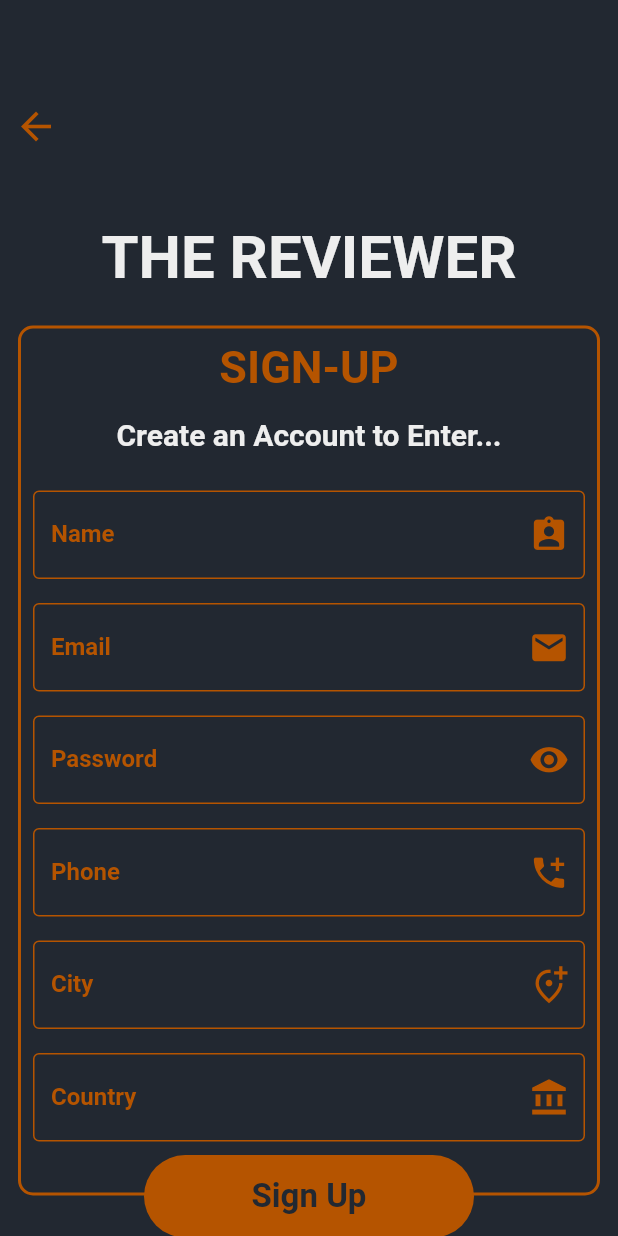
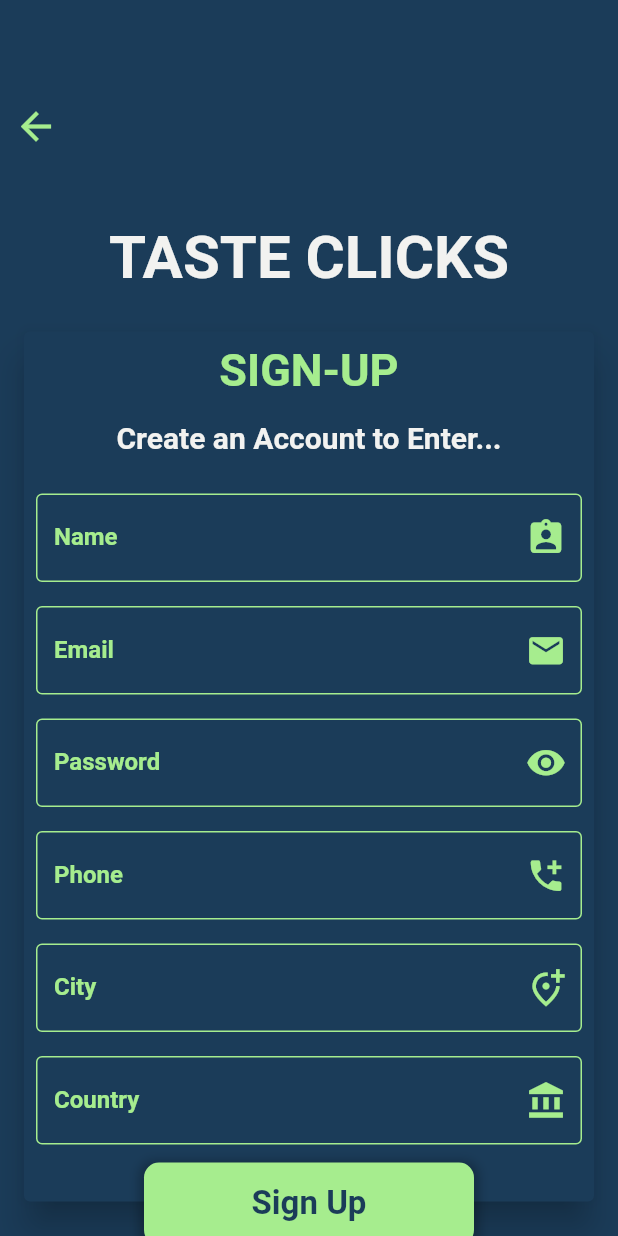
Before and after one commit to IIBTech007/review_app, a Flutter app: the screen it shows after launch, after a tap on "Sign-Up", on a phone screen of 412 x 824 dp. Run offline on Flutter 3.47's test engine with Material 2 defaults, Android fonts, the phone set to English and light mode, and no system bars; our stand-ins replace data_connection_checker, flushbar, get, get_it, image_picker, logger and 2 more; missing offline and left inert: ars_progress_dialog.

Commit message:
First Commit

```diff
--- a/lib/Screens/WelcomeScreen/SignUpScreen.dart
+++ b/lib/Screens/WelcomeScreen/SignUpScreen.dart
@@ -44,7 +44,7 @@ class _SignUpScreenState extends State<SignUpScreen> {
                       ),
                       SizedBox(height: 40,),
                       Text(
-                        'THE REVIEWER',
+                        'TASTE CLICKS',
                         style: new TextStyle(
                           fontSize: 40.0,
                           color: color4,
@@ -56,16 +56,21 @@ class _SignUpScreenState extends State<SignUpScreen> {
                       Center(
                         child: Padding(
                           padding: const EdgeInsets.all(12.0),
+                          child: Card(
+                            elevation: 10,
+                            color: color1,
                             child: Container(
+
                               width: 400,
                               height: 580,
                               decoration: BoxDecoration(
+
                                   borderRadius: BorderRadius.circular(10),
                                   //color: color3,
-                                border: Border.all(
-                                    color: color3,
-                                    width: 2
-                                )
+                                  // border: Border.all(
+                                  //     color: color3,
+                                  //     width: 0
+                                  // )
                               ),
                               child: Column(
                                 children: [
@@ -222,6 +227,7 @@ class _SignUpScreenState extends State<SignUpScreen> {
                               ),
                             ),
                           ),
+                        ),
 
                       ),
                       SizedBox(height: 60,),
@@ -263,7 +269,7 @@ class _SignUpScreenState extends State<SignUpScreen> {
                     ],
                   ),
                   Positioned(
-                    top: 765,
+                    top: 770,
                     left: 30,
                     right: 30,
                     child: Padding(
@@ -296,18 +302,26 @@ class _SignUpScreenState extends State<SignUpScreen> {
                             width: 220,
 
                             decoration: BoxDecoration(
-                              color: Color(0xffb55400),
+                              boxShadow: [
+                                BoxShadow(
+                                  color: Colors.black26.withOpacity(0.25),
+                                  spreadRadius: 3,
+                                  blurRadius: 5,
+                                  offset: Offset(0, 2), // changes position of shadow
+                                ),
+                              ],
+                              color: color3,
                               // gradient: new LinearGradient(
                               //     colors: [
                               //       Color(0xff222831), Color(0xff393e46)
                               //     ]
                               // ),
-                              borderRadius: BorderRadius.circular(40),
+                              borderRadius: BorderRadius.circular(10),
                               //border: Border.all(color: Color(0xfbb55400), width: 3)
                             ),
                             child: Center(
                               child: Text("Sign Up", style: TextStyle(
-                                color: Color(0xff222831),
+                                color: color1,
                                 fontWeight: FontWeight.bold,
                                 fontSize: 22,
                                 //foreground: Paint()..shader = linearGradient
--- a/lib/Screens/WelcomeScreen/SplashScreen.dart
+++ b/lib/Screens/WelcomeScreen/SplashScreen.dart
@@ -3,6 +3,7 @@ import 'package:flutter/cupertino.dart';
 import 'package:flutter/material.dart';
 import 'package:review_app/Screens/WelcomeScreen/NewLoginScreen.dart';
 import 'package:review_app/Screens/WelcomeScreen/SignUpScreen.dart';
+import 'package:review_app/components/colorConstants.dart';
 
 
 class SplashScreen extends StatefulWidget {
@@ -15,7 +16,7 @@ class _SplashScreenState extends State<SplashScreen> {
   Widget build(BuildContext context) {
     return Scaffold(
       body: Container(
-        color: Color(0xff222831),
+        color: color1,
         width: MediaQuery.of(context).size.width,
         height: MediaQuery.of(context).size.height,
         child: SingleChildScrollView(
@@ -23,10 +24,10 @@ class _SplashScreenState extends State<SplashScreen> {
             children: [
               SizedBox(height: 150,),
               Text(
-                'THE REVIEWER',
+                'TASTE CLICKS',
                 style: new TextStyle(
                   fontSize: 50.0,
-                  color: Color(0xfff6f5f5),
+                  color: color4,
                   fontWeight: FontWeight.bold,
                   //foreground: Paint()..shader = linearGradient2
                 ),
@@ -38,19 +39,31 @@ class _SplashScreenState extends State<SplashScreen> {
                   onTap: (){
                     Navigator.push(context, MaterialPageRoute(builder: (context)=> SignUpScreen()));
                   },
+                  child: Card(
+                    elevation: 10,
+                    color: color1,
                     child: Container(
-                    height: 70,
+                      height: 55,
                       width: 370,
                       decoration: BoxDecoration(
-                        borderRadius: BorderRadius.circular(40),
+                          // boxShadow: [
+                          //   BoxShadow(
+                          //     color: Colors.black26.withOpacity(0.25),
+                          //     spreadRadius: 3,
+                          //     blurRadius: 5,
+                          //     offset: Offset(0, 2), // changes position of shadow
+                          //   ),
+                          // ],
+                          borderRadius: BorderRadius.circular(10),
                           border: Border.all(
-                            width: 3,
-                            color: Color(0xffb55400))
+                              width: 1.5,
+                              color: color3
+                          )
                       ),
                       child:  Center(
                         child: Text("Sign-Up", style: TextStyle(
                           //color: Color(0xffb55400),
-                        color: Color(0xffb55400),
+                          color: color3,
                           fontWeight: FontWeight.bold,
                           fontSize: 22,
                           //foreground: Paint()..shader = linearGradient
@@ -59,32 +72,46 @@ class _SplashScreenState extends State<SplashScreen> {
                     ),
                   ),
                 ),
+              ),
+              SizedBox(height: 5,),
               Padding(
                 padding: const EdgeInsets.all(5.0),
                 child: InkWell(
               onTap: (){
                 Navigator.push(context, MaterialPageRoute(builder: (context)=> NewLoginScreen()));
               },
+                  child: Card(
+                    elevation: 10,
+                      color: color3,
                     child: Container(
-                    height: 70,
+                      height: 55,
                       width: 370,
                       decoration: BoxDecoration(
-                      color: Color(0xffb55400),
+                        // boxShadow: [
+                        //   BoxShadow(
+                        //     color: Colors.black26.withOpacity(0.25),
+                        //     spreadRadius: 3,
+                        //     blurRadius: 5,
+                        //     offset: Offset(0, 3), // changes position of shadow
+                        //   ),
+                        // ],
+                        //color: color3,
                         // gradient: new LinearGradient(
                         //     colors: [
                         //       Color(0xff222831), Color(0xff393e46)
                         //     ]
                         // ),
-                      borderRadius: BorderRadius.circular(40),
+                        borderRadius: BorderRadius.circular(10),
                         //border: Border.all(color: Color(0xfbb55400), width: 3)
                       ),
                       child: Center(
                         child: Text("Sign-In", style: TextStyle(
-                        color: Color(0xff222831),
+                          color: color1,
                           fontWeight: FontWeight.bold,
                           fontSize: 22,
                           //foreground: Paint()..shader = linearGradient
                         ),),
+                      ),
                     ),
                   ),
                 ),
--- a/lib/components/colorConstants.dart
+++ b/lib/components/colorConstants.dart
@@ -1,6 +1,16 @@
 import 'package:flutter/material.dart';
 
-const color1 = Color(0xFF222831);
-const color2 = Color(0xFF393e46);
-const color3 = Color(0xFFb55400);
-const color4 = Color(0xFFeeeeee);
+// const color1 = Color(0xFF222831);
+// const color2 = Color(0xFF393e46);
+// const color3 = Color(0xFFb55400);
+// const color4 = Color(0xFFeeeeee);
+
+// const color1 = Color(0xFF1b3c59);
+// const color2 = Color(0xFF456173);
+// const color3 = Color(0xFFa6ed8e);
+// const color4 = Color(0xFFf2f2f0);
+
+const color1 = Color(0xFF1b3c59);
+const color2 = Color(0xFF456173);
+const color3 = Color(0xFFa6ed8e);
+const color4 = Color(0xFFf2f2f0);
```
Also changed, not shown: lib/Screens/WelcomeScreen/ForgotPassword.dart (+16 -8 lines), lib/Screens/WelcomeScreen/NewLoginScreen.dart (+17 -9 lines), lib/Screens/WelcomeScreen/NewPasswordScreen.dart (+16 -8 lines). Lines whose indentation alone changed are shown as unchanged.
